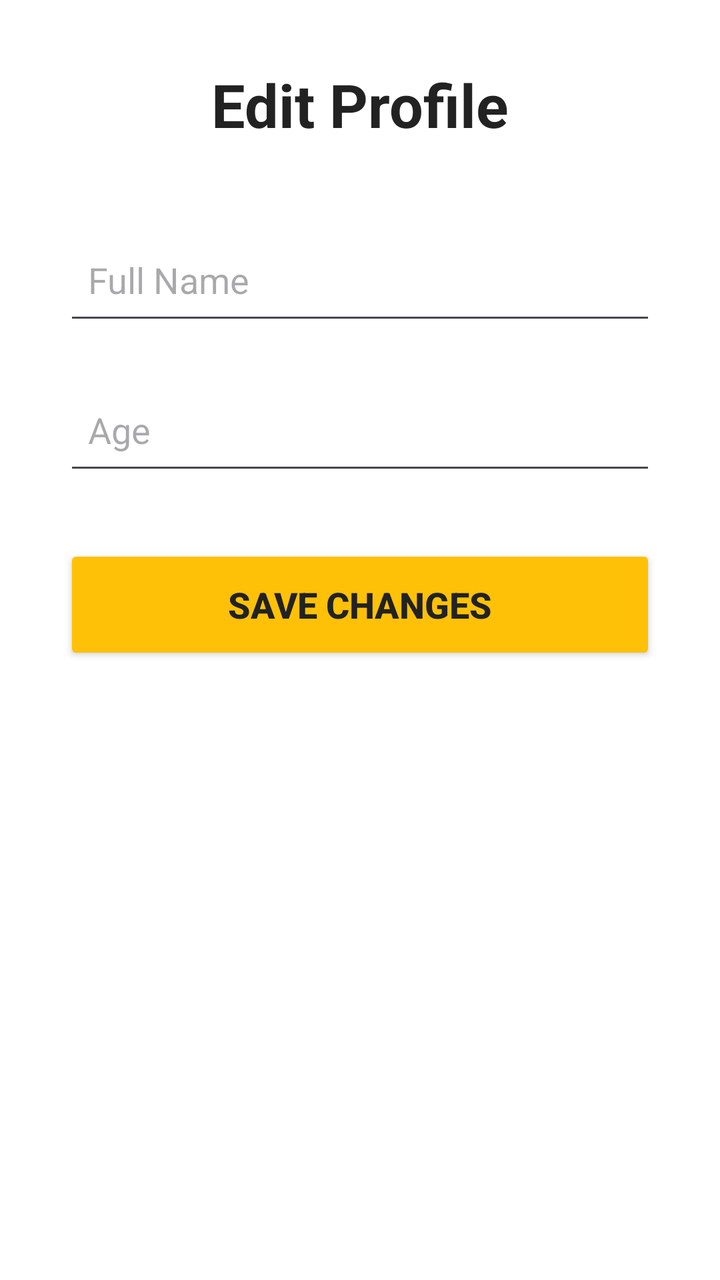
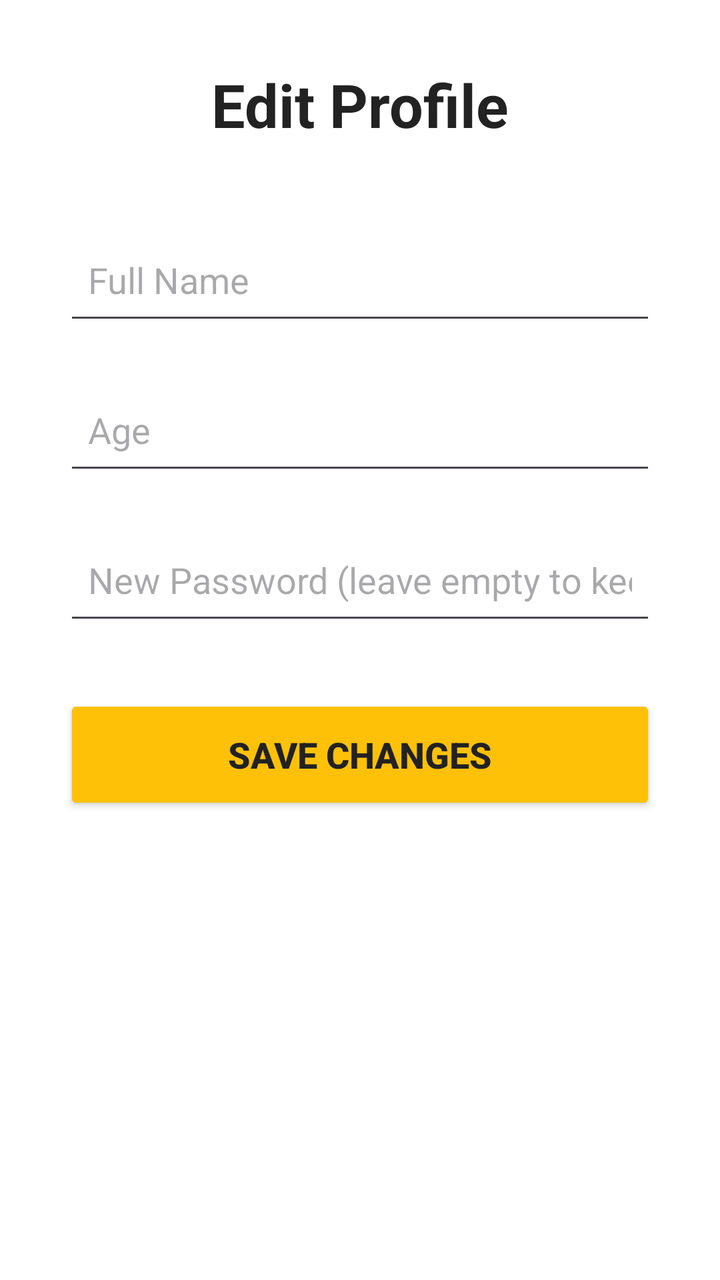

The first picture is an Android layout as it rendered before a commit; the second is the same layout after the commit. The layout source and the unified diff follow.
<!-- AndroidManifest.xml: application theme Theme.SignalingFoodApp -->
<!-- res/layout/activity_edit_profile.xml -->
<?xml version="1.0" encoding="utf-8"?>
<LinearLayout xmlns:android="http://schemas.android.com/apk/res/android"
    android:id="@+id/editProfileLayout"
    android:layout_width="match_parent"
    android:layout_height="match_parent"
    android:orientation="vertical"
    android:padding="32dp"
    android:background="#FFFFFF">

    <TextView
        android:layout_width="wrap_content"
        android:layout_height="wrap_content"
        android:text="Edit Profile"
        android:textSize="30sp"
        android:textStyle="bold"
        android:textColor="#222222"
        android:layout_gravity="center"
        android:layout_marginBottom="40dp" />

    <EditText
        android:id="@+id/etEditName"
        android:layout_width="match_parent"
        android:layout_height="55dp"
        android:hint="Full Name"
        android:inputType="textPersonName"
        android:padding="12dp"
        android:layout_marginBottom="20dp" />

    <EditText
        android:id="@+id/etEditAge"
        android:layout_width="match_parent"
        android:layout_height="55dp"
        android:hint="Age"
        android:inputType="number"
        android:padding="12dp"
        android:layout_marginBottom="30dp" />

    <Button
        android:id="@+id/btnSaveProfile"
        android:layout_width="match_parent"
        android:layout_height="60dp"
        android:text="SAVE CHANGES"
        android:textSize="18sp"
        android:textStyle="bold"
        android:textColor="#222222"
        android:backgroundTint="#FFC107" />

</LinearLayout>
<!-- resources referenced by this layout -->
<resources>
  <style name="Theme.SignalingFoodApp" parent="Base.Theme.SignalingFoodApp" />
  <style name="Base.Theme.SignalingFoodApp" parent="Theme.Material3.DayNight.NoActionBar">
          
          
      </style>
</resources>

<!-- the commit's change to res/layout/activity_edit_profile.xml (unified diff, before → after) -->
@@ -33,6 +33,15 @@
         android:hint="Age"
         android:inputType="number"
         android:padding="12dp"
+        android:layout_marginBottom="20dp" />
+
+    <EditText
+        android:id="@+id/etEditPassword"
+        android:layout_width="match_parent"
+        android:layout_height="55dp"
+        android:hint="New Password (leave empty to keep current password)"
+        android:inputType="textPassword"
+        android:padding="12dp"
         android:layout_marginBottom="30dp" />
 
     <Button
